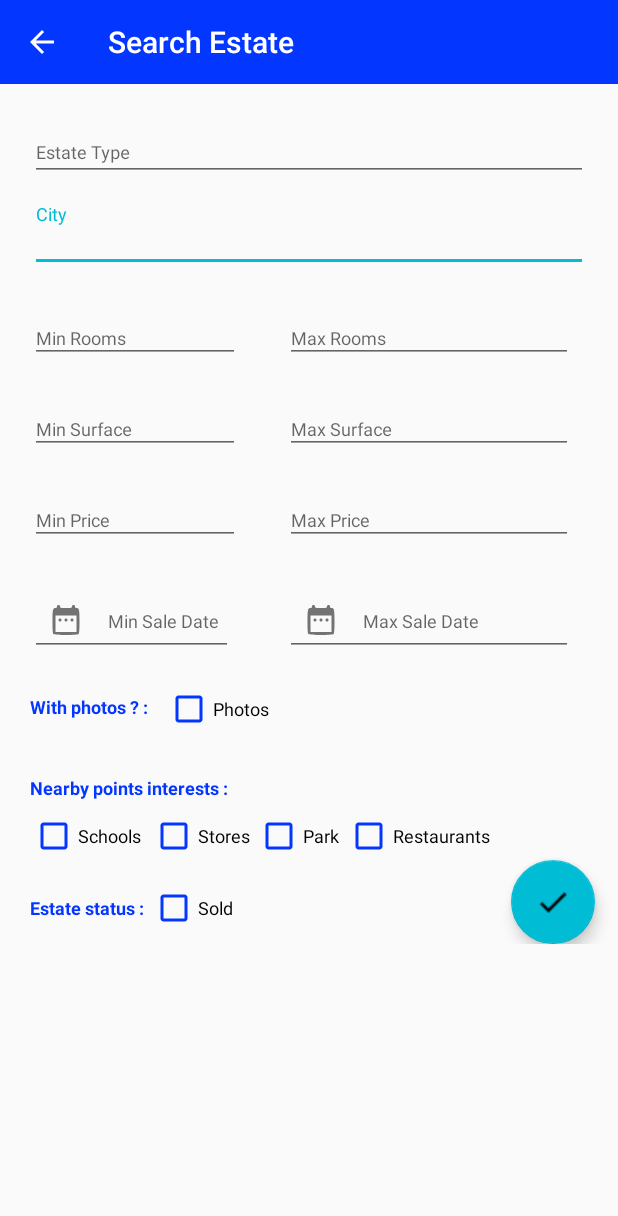
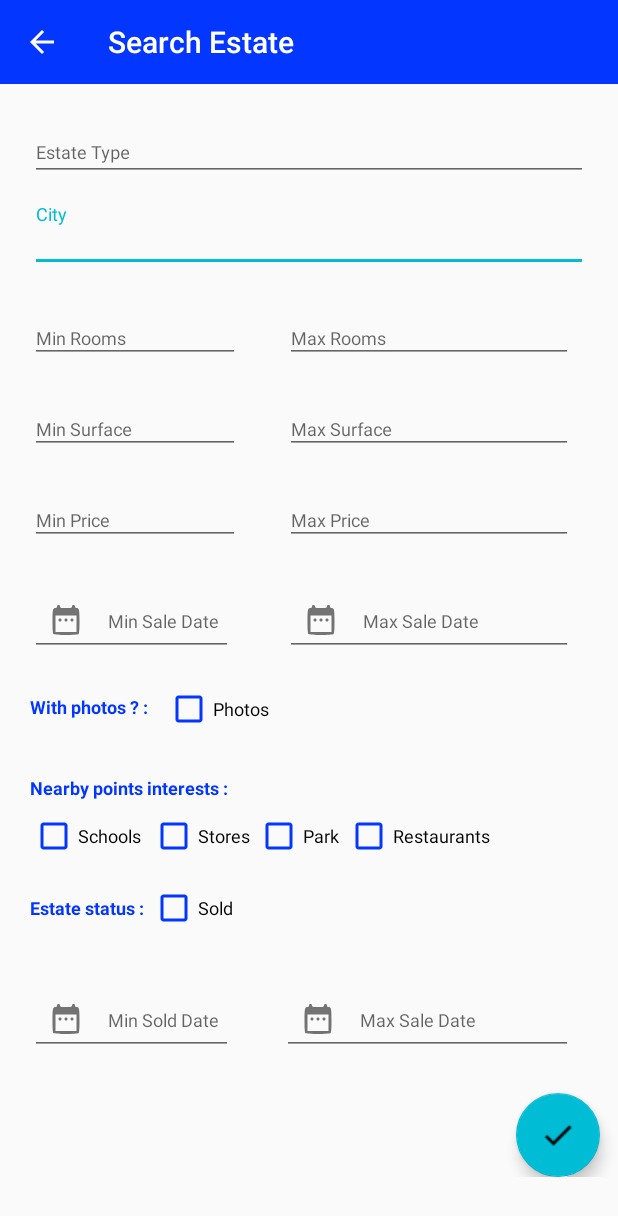
Before and after one commit to Praal0/RealEstateManager, an Android app: the SearchActivity screen opened directly, with no data from a screen before it, on a phone screen of 412 x 824 dp. Shown: the top 1216 px of the screen. Run offline under Robolectric (Android 15) with nearby library versions, the phone set to English and light mode, and no system bars.

Commit message:
P9_Add_Sold_Date_To_Search

```diff
--- a/app/src/main/java/com/openclassrooms/realestatemanager/models/SearchEstate.kt
+++ b/app/src/main/java/com/openclassrooms/realestatemanager/models/SearchEstate.kt
@@ -12,6 +12,8 @@ data class SearchEstate(var estateType: String?,
                         var maxPrice:Double?,
                         var minUpOfSaleDate: String?,
                         var maxOfSaleDate:String?,
+                        var minSoldDate : String?,
+                        var maxSoldDate : String?,
                         var photos:Boolean,
                         var schools:Boolean,
                         var stores:Boolean,
@@ -21,6 +23,7 @@ data class SearchEstate(var estateType: String?,
 
 
 ) : Serializable {
-    constructor() : this("", "",null,null,null,null,null, null,null, null,
-        false, false,false,false,false,false)
+    constructor() : this("", "",null,null,null,null,null,
+        null,null, null,null,null, false, false,
+        false,false,false,false)
 }
--- a/app/src/main/java/com/openclassrooms/realestatemanager/ui/search/SearchActivity.kt
+++ b/app/src/main/java/com/openclassrooms/realestatemanager/ui/search/SearchActivity.kt
@@ -20,10 +20,13 @@ import java.util.*
 class SearchActivity : AppCompatActivity(), View.OnClickListener{
     private lateinit var  activitySearchBinding: ActivitySearchBinding
     private var mUpOfSaleDateMinDialog: DatePickerDialog? = null
+    private var mUpOfSaleDateMaxDialog: DatePickerDialog? = null
+    private var mUpOfSoldDateMinDialog: DatePickerDialog? = null
+    private var mUpOfSoldDateMaxDialog: DatePickerDialog? = null
     private var mDateFormat: SimpleDateFormat? = null
     private lateinit var  estateSearch: SearchEstate
     private lateinit var toolbar : androidx.appcompat.widget.Toolbar
-    private var mUpOfSaleDateMaxDialog: DatePickerDialog? = null
+
     private var estateType: String? = null
     private var city: String? = null
     private var minRooms = 0
@@ -34,6 +37,8 @@ class SearchActivity : AppCompatActivity(), View.OnClickListener{
     private var maxPrice = 0.0
     private var minUpOfSaleDate: String = ""
     private var maxUpOfSaleDate: String = ""
+    private var minSoldDate: String = ""
+    private var maxSoldDate: String = ""
     private var photoSearch = false
     private var schoolsSearch = false
     private var parkSearch = false
@@ -49,12 +54,15 @@ class SearchActivity : AppCompatActivity(), View.OnClickListener{
         setContentView(view)
         dropDownAdapters()
         this.setDateField()
+        this.setDateSoldField()
         this.setToolbar()
 
         //For date picker
         mDateFormat = SimpleDateFormat("dd/MM/yyyy", Locale.FRANCE)
         onClickValidateBtn()
     }
+
+
 
     private fun setToolbar() {
         toolbar = activitySearchBinding.includedToolbarAdd.simpleToolbar
@@ -136,12 +144,49 @@ class SearchActivity : AppCompatActivity(), View.OnClickListener{
         )
     }
 
+    private fun setDateSoldField() {
+        activitySearchBinding.etSoldDateMin.setOnClickListener(this)
+        activitySearchBinding.etSoldDateMax.setOnClickListener(this)
+
+        //For up of sold date min
+        val newCalendar = Calendar.getInstance()
+        mUpOfSoldDateMinDialog = DatePickerDialog(
+            this,
+            { view: DatePicker?, year: Int, monthOfYear: Int, dayOfMonth: Int ->
+                val newDate = Calendar.getInstance()
+                newDate[year, monthOfYear] = dayOfMonth
+                activitySearchBinding.etUpOfSaleDateMini.setText(mDateFormat!!.format(newDate.time))
+            },
+            newCalendar[Calendar.YEAR],
+            newCalendar[Calendar.MONTH],
+            newCalendar[Calendar.DAY_OF_MONTH]
+        )
+        //For up of sold date max
+        mUpOfSoldDateMaxDialog = DatePickerDialog(
+            this,
+            { view: DatePicker?, year: Int, monthOfYear: Int, dayOfMonth: Int ->
+                val newDate = Calendar.getInstance()
+                newDate[year, monthOfYear] = dayOfMonth
+                activitySearchBinding.etUpOfSaleDateMaxi.setText(mDateFormat!!.format(newDate.time))
+            },
+            newCalendar[Calendar.YEAR],
+            newCalendar[Calendar.MONTH],
+            newCalendar[Calendar.DAY_OF_MONTH]
+        )
+    }
 
     override fun onClick(v: View?) {
         if (v == activitySearchBinding.etUpOfSaleDateMini) {
             mUpOfSaleDateMinDialog?.show()
             mUpOfSaleDateMinDialog?.datePicker?.maxDate = (Calendar.getInstance().timeInMillis)
         } else if (v == activitySearchBinding.etUpOfSaleDateMaxi) {
+            mUpOfSaleDateMaxDialog?.show()
+            mUpOfSaleDateMaxDialog?.datePicker?.maxDate = Calendar.getInstance().timeInMillis
+        }
+        if (v == activitySearchBinding.etSoldDateMin) {
+            mUpOfSaleDateMinDialog?.show()
+            mUpOfSaleDateMinDialog?.datePicker?.maxDate = (Calendar.getInstance().timeInMillis)
+        } else if (v == activitySearchBinding.etSoldDateMax) {
             mUpOfSaleDateMaxDialog?.show()
             mUpOfSaleDateMaxDialog?.datePicker?.maxDate = Calendar.getInstance().timeInMillis
         }
@@ -205,6 +250,16 @@ class SearchActivity : AppCompatActivity(), View.OnClickListener{
             maxUpOfSaleDate = activitySearchBinding.etUpOfSaleDateMaxi.text.toString()
             estateSearch.maxOfSaleDate = maxUpOfSaleDate
         }
+
+        if (activitySearchBinding.etSoldDateMin.text.toString().isNotEmpty()) {
+            minSoldDate = activitySearchBinding.etSoldDateMin.text.toString()
+            estateSearch.minSoldDate = minSoldDate
+        }
+        if (activitySearchBinding.etSoldDateMax.text.toString().isNotEmpty()) {
+            maxSoldDate = activitySearchBinding.etSoldDateMax.text.toString()
+            estateSearch.maxSoldDate = maxSoldDate
+        }
+
         if (activitySearchBinding.photosBox.isChecked) {
             photoSearch = activitySearchBinding.photosBox.isChecked
             estateSearch.photos = photoSearch
--- a/app/src/main/java/com/openclassrooms/realestatemanager/ui/search/SearchResultFragment.kt
+++ b/app/src/main/java/com/openclassrooms/realestatemanager/ui/search/SearchResultFragment.kt
@@ -56,7 +56,8 @@ class SearchResultFragment : Fragment() {
         //for observe data
         this.searchViewModel.searchEstate(estateSearch.estateType, estateSearch.city, estateSearch.minRooms, estateSearch.maxRooms,
             estateSearch.minSurface, estateSearch.maxSurface, estateSearch.minPrice, estateSearch.maxPrice,
-            estateSearch.minUpOfSaleDate?.toLong(), estateSearch.maxOfSaleDate?.toLong(), estateSearch.photos,
+            estateSearch.minUpOfSaleDate?.toLong(), estateSearch.maxOfSaleDate?.toLong(),
+            estateSearch.minSoldDate?.toLong(), estateSearch.maxSoldDate?.toLong(), estateSearch.photos,
             estateSearch.schools, estateSearch.stores, estateSearch.park, estateSearch.restaurants,
             estateSearch.sold).observe(viewLifecycleOwner, this::updateEstateList)
     }
--- a/app/src/main/java/com/openclassrooms/realestatemanager/viewModel/SearchViewModel.kt
+++ b/app/src/main/java/com/openclassrooms/realestatemanager/viewModel/SearchViewModel.kt
@@ -21,6 +21,8 @@ class SearchViewModel @Inject constructor (private val estateDataSource: EstateD
         maxPrice: Double?,
         minUpOfSaleDate: Long?,
         maxOfSaleDate: Long?,
+        minSoldDate : Long?,
+        maxSoldDate : Long?,
         photos: Boolean,
         schools: Boolean,
         stores: Boolean,
@@ -100,6 +102,17 @@ class SearchViewModel @Inject constructor (private val estateDataSource: EstateD
             args.add(minUpOfSaleDate.toString())
             args.add(maxOfSaleDate.toString())
         }
+        if (minSoldDate != null && maxSoldDate != null && minSoldDate >= 0 && maxSoldDate > 0) {
+            if (containsCondition) {
+                queryString += " AND"
+            } else {
+                queryString += " WHERE"
+                containsCondition = true;
+            }
+            queryString += " soldDate BETWEEN ? AND ?";
+            args.add(minUpOfSaleDate.toString())
+            args.add(maxOfSaleDate.toString())
+        }
         if (photos) {
             if (containsCondition) {
                 queryString += " AND"
@@ -138,7 +151,7 @@ class SearchViewModel @Inject constructor (private val estateDataSource: EstateD
             queryString += " park = 1";
         }
 
-        if (restaurants == true) {
+        if (restaurants) {
             if (containsCondition) {
                 queryString += " AND"
             } else {
--- a/app/src/main/res/layout-sw600dp-land/activity_search.xml
+++ b/app/src/main/res/layout-sw600dp-land/activity_search.xml
@@ -38,7 +38,7 @@
                 android:inputType="none"
                 android:paddingBottom="8dp"
                 android:textSize="12sp"
-                tools:ignore="TouchTargetSizeCheck" />
+                tools:ignore="TouchTargetSizeCheck,SpeakableTextPresentCheck" />
         </com.google.android.material.textfield.TextInputLayout>
 
         <com.google.android.material.textfield.TextInputLayout
@@ -259,6 +259,55 @@
 
         </com.google.android.material.textfield.TextInputLayout>
 
+        <com.google.android.material.textfield.TextInputLayout
+            android:id="@+id/input_soldDateMin"
+            android:layout_width="140dp"
+            android:layout_height="wrap_content"
+            android:layout_below="@+id/input_upOfSaleDateMini"
+            android:layout_marginStart="20dp"
+            android:layout_marginTop="15dp"
+            app:boxStrokeColor="@color/colorAccent"
+            app:startIconDrawable="@drawable/baseline_date_range_black">
+
+            <com.google.android.material.textfield.TextInputEditText
+                android:id="@+id/et_soldDateMin"
+                android:layout_width="match_parent"
+                android:layout_height="wrap_content"
+                android:focusableInTouchMode="false"
+                android:hint="Min Up of sale Date"
+                android:inputType="date"
+                android:paddingBottom="8dp"
+                android:singleLine="true"
+                android:textSize="12sp"
+                tools:ignore="TouchTargetSizeCheck" />
+
+        </com.google.android.material.textfield.TextInputLayout>
+
+        <com.google.android.material.textfield.TextInputLayout
+            android:id="@+id/input_soldDateMax"
+            android:layout_width="140dp"
+            android:layout_height="wrap_content"
+            android:layout_below="@+id/input_upOfSaleDateMax"
+            android:layout_marginStart="90dp"
+            android:layout_marginTop="15dp"
+            android:layout_toEndOf="@+id/input_PriceMin"
+            app:boxStrokeColor="@color/colorAccent"
+            app:startIconDrawable="@drawable/baseline_date_range_black">
+
+            <com.google.android.material.textfield.TextInputEditText
+                android:id="@+id/et_soldDateMax"
+                android:layout_width="match_parent"
+                android:layout_height="wrap_content"
+                android:focusableInTouchMode="false"
+                android:hint="Max Up of Sale Date"
+                android:inputType="date"
+                android:paddingBottom="8dp"
+                android:singleLine="true"
+                android:textSize="12sp"
+                tools:ignore="TouchTargetSizeCheck" />
+
+        </com.google.android.material.textfield.TextInputLayout>
+
         <androidx.appcompat.widget.AppCompatTextView
             android:id="@+id/withPhoto"
             android:layout_width="90dp"
--- a/app/src/main/res/layout/activity_search.xml
+++ b/app/src/main/res/layout/activity_search.xml
@@ -376,13 +376,69 @@
             android:text="Sold"
             android:textSize="12sp" />
 
+        <com.google.android.material.textfield.TextInputLayout
+            android:id="@+id/input_soldDateMin"
+            android:layout_width="138dp"
+            android:layout_height="wrap_content"
+            android:layout_below="@+id/available_box"
+            android:layout_marginStart="20dp"
+            android:layout_marginTop="15dp"
+            app:boxStrokeColor="@color/colorAccent"
+            app:startIconDrawable="@drawable/baseline_date_range_black">
+
+            <com.google.android.material.textfield.TextInputEditText
+                android:id="@+id/et_soldDateMin"
+                android:layout_width="135dp"
+                android:layout_height="wrap_content"
+                android:focusableInTouchMode="false"
+                android:hint="Min Sold Date"
+                android:inputType="date"
+                android:paddingBottom="8dp"
+                android:singleLine="true"
+                android:textSize="12sp"
+                tools:ignore="TouchTargetSizeCheck" />
+
+        </com.google.android.material.textfield.TextInputLayout>
+
+        <com.google.android.material.textfield.TextInputLayout
+            android:id="@+id/input_soldDateMax"
+            android:layout_width="140dp"
+            android:layout_height="wrap_content"
+            android:layout_alignTop="@+id/input_soldDateMin"
+            android:layout_alignParentEnd="true"
+            android:layout_marginStart="30dp"
+            android:layout_marginEnd="10dp"
+            android:layout_marginRight="30dp"
+            android:layout_toEndOf="@+id/input_soldDateMin"
+            app:boxStrokeColor="@color/colorAccent"
+            app:startIconDrawable="@drawable/baseline_date_range_black">
+
+            <com.google.android.material.textfield.TextInputEditText
+                android:id="@+id/et_soldDateMax"
+                android:layout_width="match_parent"
+                android:layout_height="wrap_content"
+                android:focusableInTouchMode="false"
+                android:hint="Max Sale Date"
+                android:inputType="date"
+                android:paddingBottom="8dp"
+                android:singleLine="true"
+                android:textSize="12sp"
+                tools:ignore="TouchTargetSizeCheck" />
+
+        </com.google.android.material.textfield.TextInputLayout>
+
         <com.google.android.material.floatingactionbutton.FloatingActionButton
             android:id="@+id/validate_fab_btn"
             android:layout_width="match_parent"
             android:layout_height="wrap_content"
+            android:layout_below="@+id/box_restaurants"
             android:layout_alignParentEnd="true"
             android:layout_alignParentBottom="true"
-            android:layout_marginEnd="15dp"
+            android:layout_marginStart="20dp"
+            android:layout_marginLeft="200dp"
+            android:layout_marginTop="66dp"
+            android:layout_marginEnd="12dp"
+            android:layout_marginBottom="81dp"
             android:clickable="true"
             android:contentDescription="validate_btn"
             android:elevation="15dp"
```
